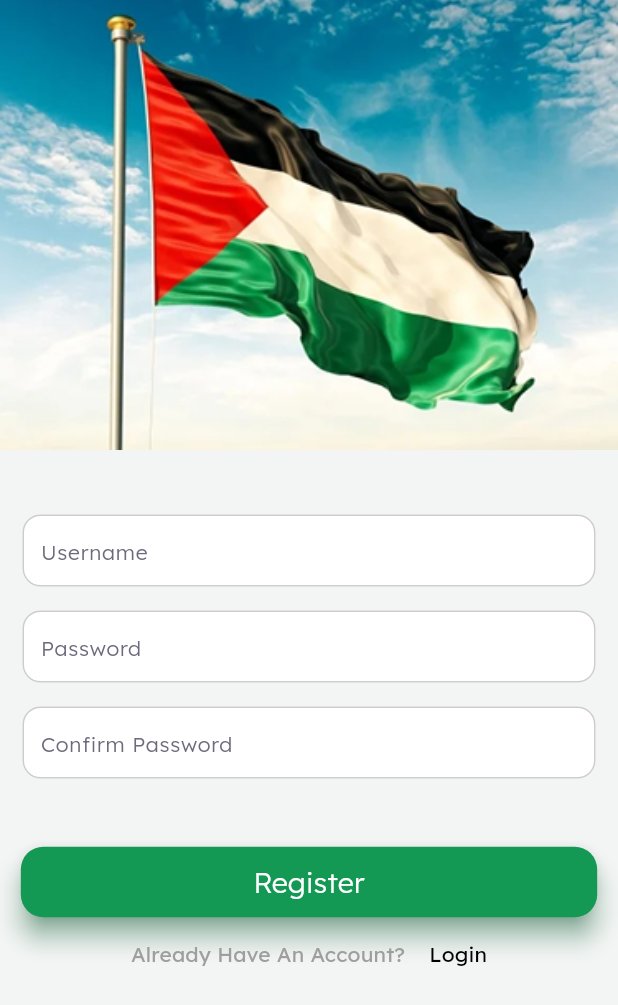
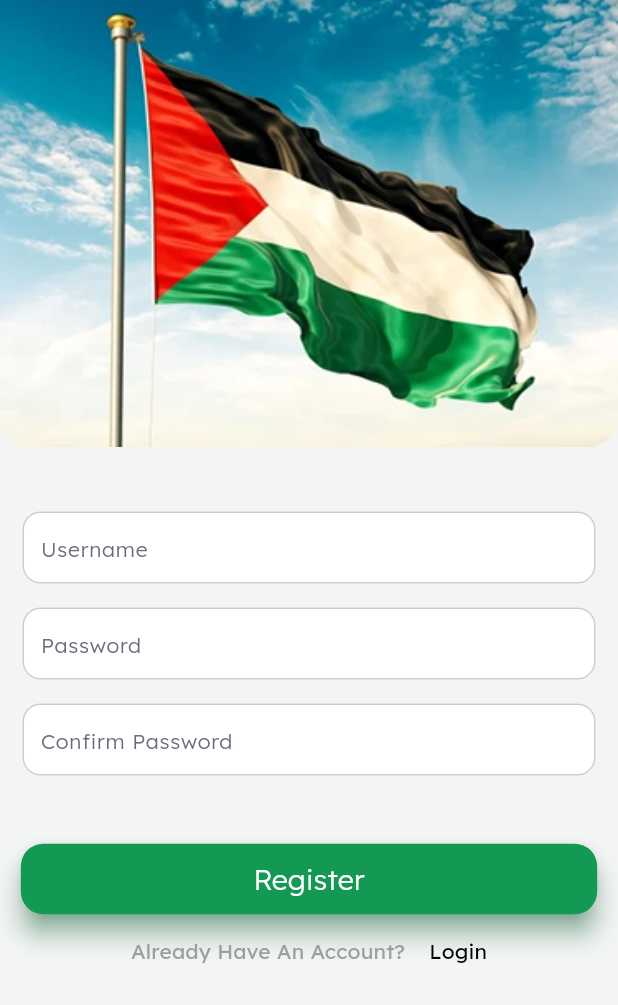
Before and after one commit to AhmedHassan885/TODO, a Flutter app: the Register screen opened directly, on a phone screen of 412 x 824 dp. Shown: the top 1005 px of the screen. Run offline on Flutter 3.47's test engine with Material 3 defaults, Android fonts, the phone set to English and light mode, and no system bars; our stand-ins replace bloc, dartz, dio, flutter_bloc, flutter_svg, get and 2 more; accounts and stored records are empty; network calls fail; project files that could hold a hidden picture were left out.

Commit message:
TODO APP

```diff
--- a/lib/core/resource_manager/app_style.dart
+++ b/lib/core/resource_manager/app_style.dart
@@ -1,8 +1,9 @@
+// ignore_for_file: non_constant_identifier_names
+
 import 'package:flutter/material.dart';
 
 abstract class Appstyle {
-  opening_page({required int size}) => TextStyle(
+  opening_Page({required int size}) => TextStyle(
         fontSize: 14,
-
       );
 }
--- /dev/null
+++ b/lib/core/widgets/image_manager/image_manager_cubit.dart
@@ -0,0 +1,16 @@
+import 'package:flutter_bloc/flutter_bloc.dart';
+import 'package:image_picker/image_picker.dart';
+import 'package:todo/core/widgets/image_manager/image_manager_state.dart';
+
+class ImageManagerCubit extends Cubit<ImageManagerState> {
+  static ImageManagerCubit get(context) => BlocProvider.of(context);
+  ImageManagerCubit() : super(ImageManagerInit());
+
+  Future selectImage() async {
+    final ImagePicker picker = ImagePicker();
+    XFile? selectedImage = await picker.pickImage(source: ImageSource.gallery);
+    if (selectedImage != null) {
+      emit(ImageManagerSelectImage(selectedImage));
+    }
+  }
+}
--- /dev/null
+++ b/lib/core/widgets/image_manager/image_manager_state.dart
@@ -0,0 +1,11 @@
+
+import 'package:image_picker/image_picker.dart';
+
+abstract class ImageManagerState {}
+
+class ImageManagerInit extends ImageManagerState {}
+
+class ImageManagerSelectImage extends ImageManagerState {
+  XFile image;
+  ImageManagerSelectImage(this.image);
+}
--- /dev/null
+++ b/lib/core/widgets/image_manager/image_manager_view.dart
@@ -0,0 +1,46 @@
+import 'package:flutter/material.dart';
+import 'package:flutter_bloc/flutter_bloc.dart';
+import 'package:image_picker/image_picker.dart';
+import 'package:todo/core/widgets/image_manager/image_manager_cubit.dart';
+import 'package:todo/core/widgets/image_manager/image_manager_state.dart';
+
+
+class ImageManagerView extends StatelessWidget {
+  const ImageManagerView({
+    super.key,
+    required this.selectedImageBuilder,
+    required this.unSelectedImageBuilder,
+    required this.onSelected,
+  });
+
+  final Widget Function(XFile image) selectedImageBuilder;
+  final Widget Function() unSelectedImageBuilder;
+  final void Function(XFile image) onSelected;
+  @override
+  Widget build(BuildContext context) {
+    return BlocProvider(
+      create: (context) => ImageManagerCubit(),
+      child: BlocConsumer<ImageManagerCubit, ImageManagerState>(
+        listener: (context, state) {
+          if (state is ImageManagerSelectImage) {
+            onSelected(state.image);
+          }
+        },
+        builder: (context, state) {
+          return InkWell(
+            onTap: ImageManagerCubit.get(context).selectImage,
+            child: Builder(
+              builder: (context) {
+                if (state is ImageManagerSelectImage) {
+                  return selectedImageBuilder(state.image);
+                } else {
+                  return unSelectedImageBuilder();
+                }
+              },
+            ),
+          );
+        },
+      ),
+    );
+  }
+}
--- a/lib/features/Auth/data/repo/auth_repo..dart
+++ b/lib/features/Auth/data/repo/auth_repo..dart
@@ -1,6 +1,7 @@
 // ignore_for_file: unused_field, void_checks, curly_braces_in_flow_control_structures, file_names, non_constant_identifier_names, avoid_print
 
 import 'package:dartz/dartz.dart';
+import 'package:shared_preferences/shared_preferences.dart';
 import 'package:todo/core/local/local_data.dart';
 import 'package:todo/core/network/api_helper.dart';
 import 'package:todo/core/network/api_response.dart';
@@ -46,6 +47,10 @@ class AuthRepo {
         if (loginResponseModel.user == null) {
           return Left(apiResponse.message);
         }
+
+        SharedPreferences prefs = await SharedPreferences.getInstance();
+        await prefs.setString('access_token', loginResponseModel.accessToken.toString());
+
         LocalData.accessToken = loginResponseModel.accessToken;
         LocalData.refreshToken = loginResponseModel.refreshToken;
         return Right(loginResponseModel.user!);
--- a/lib/features/Auth/manager/cubit/profile_cubit.dart
+++ b/lib/features/Auth/manager/cubit/profile_cubit.dart
@@ -3,6 +3,7 @@
 import 'package:bloc/bloc.dart';
 import 'package:flutter/widgets.dart';
 import 'package:flutter_bloc/flutter_bloc.dart';
+import 'package:image_picker/image_picker.dart';
 import 'package:todo/features/Auth/data/models/User_model.dart';
 import 'package:todo/features/Auth/data/repo/auth_repo..dart';
 import 'package:todo/features/Auth/manager/cubit/profile_state.dart';
@@ -22,6 +23,11 @@ class ProfileCubit extends Cubit<AuthState> {
       TextEditingController();
   final TextEditingController login_name_Controller = TextEditingController();
   final TextEditingController Login_pass_Controller = TextEditingController();
+
+  XFile? image;
+  void setImage(XFile image) {
+    this.image = image;
+  }
 
   void onRegister() async {
     emit(RegisterLoadingState());
--- a/lib/features/Auth/presentations/login_view.dart
+++ b/lib/features/Auth/presentations/login_view.dart
@@ -46,6 +46,7 @@ class Login extends StatelessWidget {
               BlocListener<ProfileCubit, AuthState>(
                 listener: (context, state) {
                   if (state is LoginSuccessState) {
+
                     navigateTo(context, screen: Home());
                   } else if (state is LoginErrorState) {
                     ScaffoldMessenger.of(context)
--- a/lib/features/Auth/presentations/registerr.dart
+++ b/lib/features/Auth/presentations/registerr.dart
@@ -1,10 +1,14 @@
 // ignore_for_file: must_be_immutable, avoid_print, prefer_const_constructors_in_immutables
+
+import 'dart:io';
 
 import 'package:flutter/material.dart';
 import 'package:flutter_bloc/flutter_bloc.dart';
+import 'package:image_picker/image_picker.dart';
 import 'package:todo/core/helper/my_navigator.dart';
 import 'package:todo/core/localization/app_string.dart';
 import 'package:todo/core/resource_manager/app_asset.dart';
+import 'package:todo/core/widgets/image_manager/image_manager_view.dart';
 import 'package:todo/core/widgets/inputs/Default.dart';
 import 'package:todo/features/Auth/manager/cubit/profile_cubit.dart';
 import 'package:todo/features/Auth/manager/cubit/profile_state.dart';
@@ -20,12 +24,41 @@ class Register extends StatelessWidget {
         body: Builder(builder: (context) {
           return Column(
             children: [
-              Image.asset(
-                AppAsset.palstine_image,
-                fit: BoxFit.cover,
-                width: 450,
-                height: 300,
-              ),
+             ImageManagerView(
+                      onSelected: (XFile image) {},
+                      selectedImageBuilder: (XFile image) {
+                        return Container(
+                          width: double.infinity,
+                          height: 298,
+                          decoration: BoxDecoration(
+                            borderRadius: BorderRadius.only(
+                              bottomRight: Radius.circular(20),
+                              bottomLeft: Radius.circular(20),
+                            ),
+                            image: DecorationImage(
+                              image: FileImage(File(image.path)),
+                              fit: BoxFit.cover,
+                            ),
+                          ),
+                        );
+                      },
+                      unSelectedImageBuilder: () {
+                        return Container(
+                          width: double.infinity,
+                          height: 298,
+                          decoration: BoxDecoration(
+                            borderRadius: BorderRadius.only(
+                              bottomRight: Radius.circular(20),
+                              bottomLeft: Radius.circular(20),
+                            ),
+                            image: DecorationImage(
+                              image: AssetImage(AppAsset.palstine_image),
+                              fit: BoxFit.cover,
+                            ),
+                          ),
+                        );
+                      },
+                    ),
               SizedBox(
                 height: 35,
               ),
--- a/lib/features/edit/presentation/change_password.dart
+++ b/lib/features/edit/presentation/change_password.dart
@@ -2,10 +2,11 @@
 
 import 'package:flutter/material.dart';
 import 'package:flutter_bloc/flutter_bloc.dart';
+import 'package:todo/core/helper/my_navigator.dart';
 import 'package:todo/core/localization/app_string.dart';
 import 'package:todo/core/resource_manager/app_asset.dart';
 import 'package:todo/core/widgets/inputs/Default.dart';
-import 'package:todo/features/Auth/manager/cubit/profile_cubit.dart';
+import 'package:todo/features/Auth/presentations/login_view.dart';
 import 'package:todo/features/edit/manager/cubit/edit_cubit.dart';
 import 'package:todo/features/edit/manager/cubit/edit_state.dart';
 
@@ -54,6 +55,7 @@ class ChangePassword extends StatelessWidget {
                           content: Text(state.message),
                           backgroundColor: Colors.green),
                     );
+                    navigateTo(context, screen: Login());
                   } else if (state is ChangePasswordError) {
                     ScaffoldMessenger.of(context).showSnackBar(
                       SnackBar(
--- a/lib/features/home/data/repo/task_repo.dart
+++ b/lib/features/home/data/repo/task_repo.dart
@@ -15,7 +15,6 @@ class GetTasksRepo {
       );
 
       if (response.status) {
-        // success
         GetTasksResponseModel getTasksResponseModel =
             GetTasksResponseModel.fromJson(response.data);
 
--- a/lib/features/home/manager/cubit/task_state.dart
+++ b/lib/features/home/manager/cubit/task_state.dart
@@ -1,4 +1,3 @@
-
 import 'package:todo/features/home/data/models/task_model.dart';
 
 abstract class GetTasksState {}
--- a/lib/features/home/presentations/home.dart
+++ b/lib/features/home/presentations/home.dart
@@ -1,3 +1,5 @@
+// ignore_for_file: unused_local_variable
+
 import 'package:flutter/material.dart';
 import 'package:flutter_bloc/flutter_bloc.dart';
 import 'package:todo/core/helper/my_navigator.dart';
@@ -8,6 +10,7 @@ import 'package:todo/features/Auth/manager/cubit/profile_state.dart';
 import 'package:todo/features/add_task/manager/cubit/ad_task_state.dart';
 import 'package:todo/features/add_task/manager/cubit/add_task_cubit.dart';
 import 'package:todo/features/add_task/presentations/add_task2.dart';
+import 'package:todo/features/home/manager/cubit/task_cubit.dart';
 import 'package:todo/features/home/presentations/widgets/task_cont.dart';
 
 
@@ -19,7 +22,7 @@ class Home extends StatelessWidget {
     return MultiBlocProvider(
       providers: [
         BlocProvider(create: (context) => ProfileCubit()..getUser()),
-        BlocProvider(create: (context) => TaskCubit()),
+        BlocProvider(create: (context) => GetTasksCubit()),
       ],
       child: Builder(builder: (context) {
         return Scaffold(
--- a/lib/features/settings/presentations/update_profile.dart
+++ b/lib/features/settings/presentations/update_profile.dart
@@ -4,7 +4,7 @@ import 'package:todo/core/helper/my_navigator.dart';
 import 'package:todo/core/localization/app_string.dart';
 import 'package:todo/core/resource_manager/app_asset.dart';
 import 'package:todo/core/widgets/inputs/Default.dart';
-import 'package:todo/features/home/presentations/home_task.dart';
+import 'package:todo/features/Auth/presentations/login_view.dart';
 import 'package:todo/features/settings/manager/cubit/settings_cubit.dart';
 import 'package:todo/features/settings/manager/cubit/settings_state.dart';
 
@@ -43,7 +43,7 @@ class Update extends StatelessWidget {
                             content: Text(state.message),
                             backgroundColor: Colors.green),
                       );
-                      navigateTo(context, screen: HomeTask());
+                      navigateTo(context, screen: Login());
                     } else if (state is UpdateProfileError) {
                       ScaffoldMessenger.of(context).showSnackBar(
                         SnackBar(
--- a/lib/main.dart
+++ b/lib/main.dart
@@ -2,10 +2,12 @@ import 'package:flutter/material.dart';
 import 'package:flutter_bloc/flutter_bloc.dart';
 import 'package:get/get.dart';
 import 'package:todo/core/resource_manager/app_colors.dart';
+import 'package:todo/features/add_task/manager/cubit/add_task_cubit.dart';
 import 'package:todo/features/home/manager/cubit/task_cubit.dart';
 import 'package:todo/features/onboarding/presentation/onboarding_view.dart';
 
 void main() {
+
   runApp(const MyApp());
 }
 
@@ -15,7 +17,7 @@ class MyApp extends StatelessWidget {
   @override
   Widget build(BuildContext context) {
     return MultiBlocProvider(
-      providers: [
+      providers: [BlocProvider(create: (context) => TaskCubit(),),
         BlocProvider(
           create: (context) => GetTasksCubit()..getTasks(),
         )
--- a/pubspec.yaml
+++ b/pubspec.yaml
@@ -43,6 +43,7 @@ dependencies:
   get: ^4.7.2
   dio: ^5.8.0+1
   shared_preferences: ^2.5.2
+  image_picker: ^1.1.2
 
 dev_dependencies:
   flutter_test:
```
Also changed, not shown: lib/core/network/api_helper.dart (+10 -9 lines), lib/features/add_task/presentations/add_task2.dart (+20 -16 lines), lib/features/home/presentations/home_task.dart (+62 -36 lines), lib/features/home/presentations/widgets/added_task.dart (added, +52 -0 lines), lib/features/onboarding/presentation/lets_start.dart (+25 -5 lines), pubspec.lock, 5 other files.
